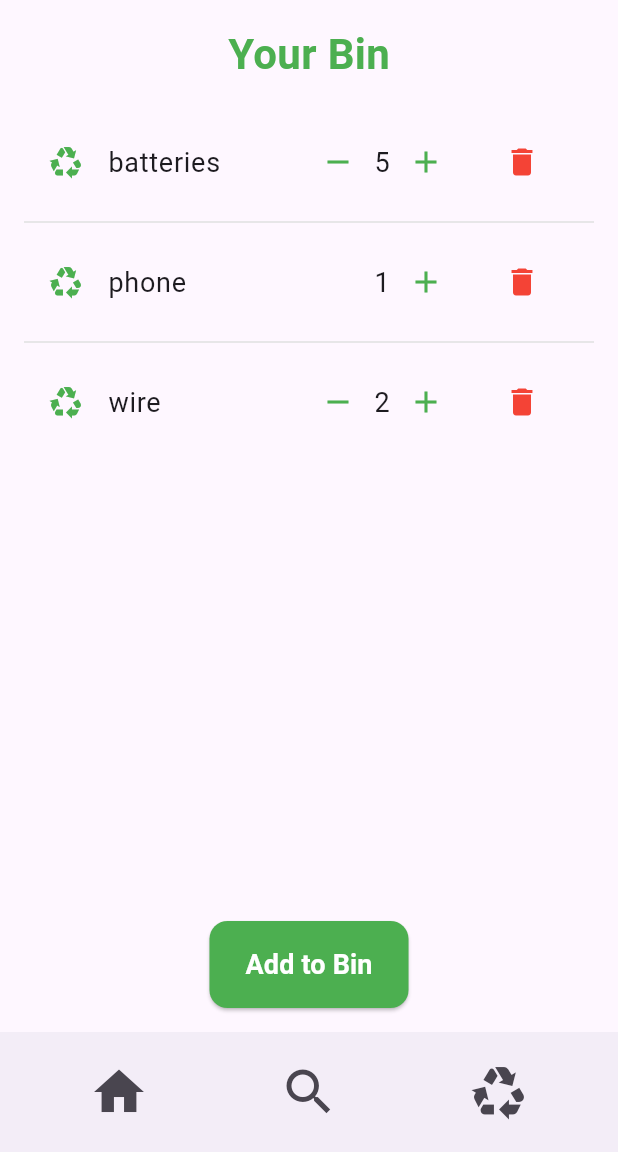
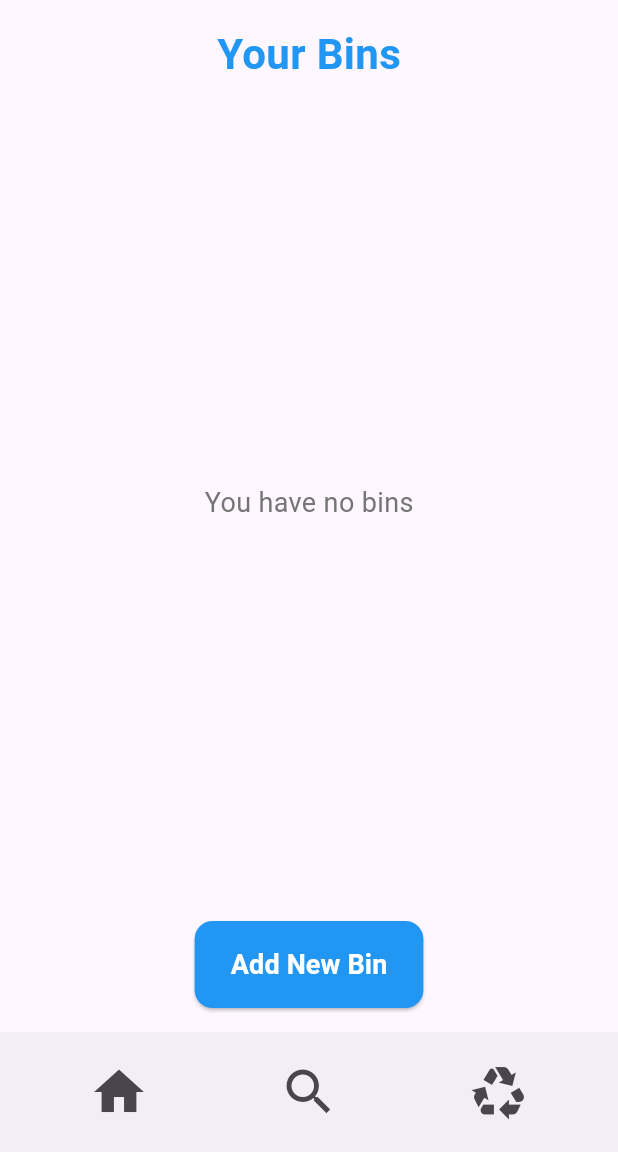
Before and after one commit to ivannimets/e-waste-hero, a Flutter app: the BaseScreen screen opened directly with empty values, item 2 of the bottom bar chosen, after a tap on the "recycling" icon, on a phone screen of 412 x 824 dp, the part 84-1236 px from its top. Run offline on Flutter 3.47's test engine with Material 3 defaults, Android fonts, the phone set to English and light mode, and no system bars; our stand-ins replace supabase_flutter; accounts and stored records are empty.

Commit message:
added bin list page

```diff
--- /dev/null
+++ b/ewastehero/lib/entites/bin.dart
@@ -0,0 +1,6 @@
+class Bin {
+  String name = "";
+  int id;
+
+  Bin({required this.name, required this.id});
+}
--- a/ewastehero/lib/screens/base_screen.dart
+++ b/ewastehero/lib/screens/base_screen.dart
@@ -1,6 +1,7 @@
 import 'package:ewastehero/screens/search_screen.dart';
 import 'package:flutter/material.dart';
 
+import 'bin_list_page.dart';
 import 'bin_page.dart';
 import 'home_screen.dart';
 
@@ -63,7 +64,7 @@ class BaseScreen extends StatelessWidget {
               onPressed: () {
                 Navigator.pushReplacement(
                   context,
-                  MaterialPageRoute(builder: (context) => BinScreen(userId: userId,)),
+                  MaterialPageRoute(builder: (context) => BinsScreen(userId: userId,)),
                 );
               },
             ),
--- /dev/null
+++ b/ewastehero/lib/screens/bin_list_page.dart
@@ -0,0 +1,175 @@
+import 'package:ewastehero/screens/base_screen.dart';
+import 'package:flutter/material.dart';
+import 'package:supabase_flutter/supabase_flutter.dart';
+
+import '../entites/bin.dart';
+import 'bin_page.dart';
+
+
+class BinsScreen extends StatefulWidget {
+  final int userId;
+
+  BinsScreen({required this.userId});
+
+  @override
+  BinsScreenState createState() {
+    return BinsScreenState();
+  }
+}
+
+class BinsScreenState extends State<BinsScreen> {
+  List<Bin> binsList = [];
+
+  @override
+  void initState() {
+    super.initState();
+    fetchUserBins();
+  }
+
+  Future<void> fetchUserBins() async {
+    final supabase = Supabase.instance.client;
+    final List<dynamic> binIds = await supabase
+        .from('joining_bin_user')
+        .select('bin_id')
+        .eq('user_id', widget.userId);
+
+    final List<dynamic> bins = await supabase
+        .from('bin')
+        .select('*')
+        .filter('bin_id', 'in', binIds.map((bin) => bin['bin_id']).toList());
+
+    setState(() {
+      binsList = bins.map((data) => Bin(id: data['bin_id'], name: data['name'])).toList();
+    });
+  }
+
+  Future<void> addBin(String binName) async {
+    final supabase = Supabase.instance.client;
+    final response = await supabase.from('bin').insert({'name': binName}).select().single();
+    final binId = response['bin_id'];
+    await supabase.from('joining_bin_user').insert({'user_id': widget.userId, 'bin_id': binId});
+    fetchUserBins();
+  }
+
+  Future<void> removeBin(int binId) async {
+    final supabase = Supabase.instance.client;
+    await supabase.from('joining_bin_user').delete().eq('user_id', widget.userId).eq('bin_id', binId);
+    fetchUserBins();
+  }
+
+  void _showAddBinDialog() {
+    String binName = '';
+
+    showDialog(
+      context: context,
+      builder: (context) {
+        return AlertDialog(
+          title: Text('Add New Bin'),
+          content: TextField(
+            decoration: InputDecoration(labelText: 'Bin Name'),
+            onChanged: (value) {
+              binName = value;
+            },
+          ),
+          actions: [
+            TextButton(
+              onPressed: () {
+                Navigator.pop(context);
+              },
+              child: Text('Cancel'),
+            ),
+            TextButton(
+              onPressed: () {
+                if (binName.isNotEmpty) {
+                  addBin(binName);
+                  Navigator.pop(context);
+                }
+              },
+              child: Text('Add'),
+            ),
+          ],
+        );
+      },
+    );
+  }
+
+  @override
+  Widget build(BuildContext context) {
+    return BaseScreen(
+      userId: widget.userId,
+      body: Padding(
+        padding: const EdgeInsets.all(16.0),
+        child: Column(
+          crossAxisAlignment: CrossAxisAlignment.center,
+          children: [
+            Text(
+              'Your Bins',
+              style: TextStyle(
+                fontSize: 28,
+                fontWeight: FontWeight.bold,
+                color: Colors.blue,
+              ),
+            ),
+            SizedBox(height: 20),
+            Expanded(
+              child: binsList.isEmpty
+                  ? Center(
+                child: Text(
+                  'You have no bins',
+                  style: TextStyle(
+                    fontSize: 18,
+                    color: Colors.grey[600],
+                  ),
+                ),
+              )
+                  : ListView.separated(
+                itemCount: binsList.length,
+                separatorBuilder: (context, index) =>
+                    Divider(color: Colors.grey[300]),
+                itemBuilder: (context, index) {
+                  return ListTile(
+                    leading: Icon(Icons.delete_outline, color: Colors.red),
+                    title: Text(
+                      binsList[index].name,
+                      style: TextStyle(fontSize: 18),
+                    ),
+                    trailing: IconButton(
+                      icon: Icon(Icons.delete, color: Colors.red),
+                      onPressed: () {
+                        removeBin(binsList[index].id);
+                      },
+                    ),
+                    onTap: () {
+                      Navigator.push(
+                        context,
+                        MaterialPageRoute(
+                          builder: (context) => BinScreen(userId: widget.userId),
+                        ),
+                      );
+                    },
+                  );
+                },
+              ),
+            ),
+            SizedBox(height: 20),
+            ElevatedButton(
+              onPressed: _showAddBinDialog,
+              style: ElevatedButton.styleFrom(
+                backgroundColor: Colors.blue,
+                foregroundColor: Colors.white,
+                padding: EdgeInsets.symmetric(vertical: 16, horizontal: 24),
+                shape: RoundedRectangleBorder(
+                  borderRadius: BorderRadius.circular(12),
+                ),
+              ),
+              child: Text(
+                'Add New Bin',
+                style: TextStyle(fontSize: 18, fontWeight: FontWeight.bold),
+              ),
+            ),
+          ],
+        ),
+      ),
+    );
+  }
+}
```
